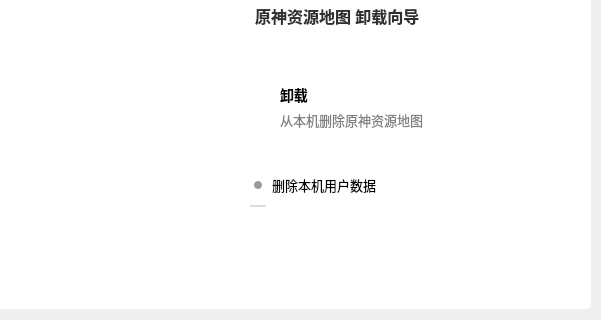
Old version of the form Form Files/tianli_widget.ui in the repository Sallee1/KongYing_Installer; both pictures show x 140 to 741 and y 105 to 425 of the 741 by 425 pixel window.
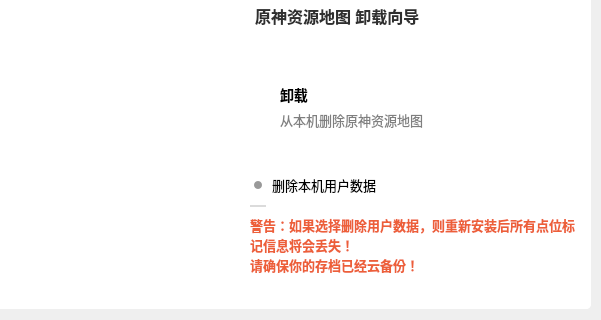
New version of the form. The open tabs and pages were chosen to show the change. Icons and pictures are not drawn.

Commit message: ui:添加警示标识

What changed in the file:
```diff
--- a/Form Files/tianli_widget.ui
+++ b/Form Files/tianli_widget.ui
@@ -1932,7 +1932,7 @@
          <x>10</x>
          <y>170</y>
          <width>451</width>
-         <height>71</height>
+         <height>41</height>
         </rect>
        </property>
        <property name="currentIndex">
@@ -2076,6 +2076,34 @@
         </property>
        </widget>
       </widget>
+      <widget class="QLabel" name="label_Uninstall_ReadMe">
+       <property name="geometry">
+        <rect>
+         <x>110</x>
+         <y>220</y>
+         <width>331</width>
+         <height>61</height>
+        </rect>
+       </property>
+       <property name="font">
+        <font>
+         <pointsize>10</pointsize>
+         <bold>false</bold>
+        </font>
+       </property>
+       <property name="mouseTracking">
+        <bool>true</bool>
+       </property>
+       <property name="text">
+        <string>&lt;html&gt;&lt;head/&gt;&lt;body&gt;&lt;p&gt;&lt;span style=&quot; font-weight:700; color:#ed5f39;&quot;&gt;警告：如果选择删除用户数据，则重新安装后所有点位标记信息将会丢失！&lt;/span&gt;&lt;br/&gt;&lt;span style=&quot; font-weight:700; color:#ed5f39;&quot;&gt;请确保你的存档已经云备份！&lt;/span&gt;&lt;/p&gt;&lt;/body&gt;&lt;/html&gt;</string>
+       </property>
+       <property name="textFormat">
+        <enum>Qt::RichText</enum>
+       </property>
+       <property name="wordWrap">
+        <bool>true</bool>
+       </property>
+      </widget>
      </widget>
      <widget class="QWidget" name="page_15">
       <widget class="QLabel" name="label_Wizard_Uninstalling">
```
Left out of the diff: 11 changed lines with no effect on the pictures. The commit also changes 3 other files.
